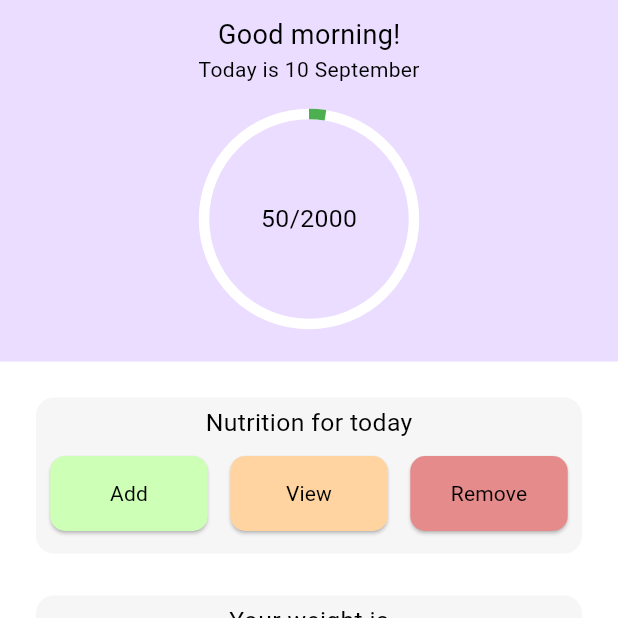
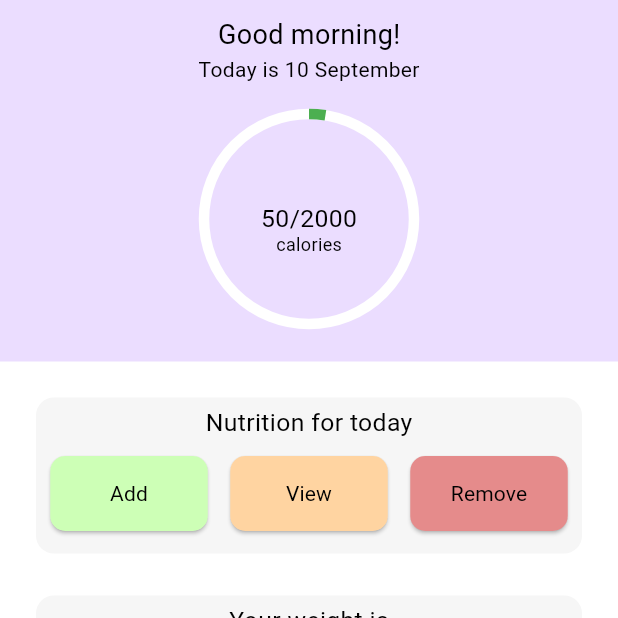
Before and after one commit to smstone0/Caloric, a Flutter app: the screen it shows after launch, on a phone screen of 412 x 824 dp, the top half of it. Run offline on Flutter 3.47's test engine with Material 2 defaults, Android fonts, the phone set to English and light mode, and no system bars; our stand-ins replace sqflite; accounts and stored records are empty.

Commit message:
Change calorie ring to energy ring

```diff
--- a/lib/pages/today_page.dart
+++ b/lib/pages/today_page.dart
@@ -1,6 +1,6 @@
 import 'package:flutter/material.dart';
 import 'package:flutter/services.dart';
-import '../widgets/calorie_ring.dart';
+import '../widgets/energy_ring.dart';
 import '../widgets/grey_card.dart';
 import '../databases/settings_database.dart';
 import 'dart:math';
@@ -93,7 +93,10 @@ class TodayPage extends StatelessWidget {
                         Text("Today is ${time.day} $month",
                             style: TextStyle(color: textColour)),
                         const SizedBox(height: 20),
-                        CalorieRing(size: 140, target: settings.energy.cal),
+                        CalorieRing(
+                            size: 140,
+                            target: settings.energy.value,
+                            type: settings.energy.unit),
                         const SizedBox(height: 10),
                       ],
                     ),
--- a/lib/widgets/calorie_ring.dart
+++ b/lib/widgets/energy_ring.dart
@@ -1,14 +1,19 @@
 import 'package:flutter/material.dart';
 
 class CalorieRing extends StatelessWidget {
-  const CalorieRing({super.key, required this.size, required this.target});
+  const CalorieRing(
+      {super.key,
+      required this.size,
+      required this.target,
+      required this.type});
 
   final double size;
   final double target;
+  final Enum type;
 
   @override
   Widget build(BuildContext context) {
-    int calories = 50;
+    int energy = 50;
 
     return Stack(
       alignment: Alignment.center,
@@ -17,18 +22,19 @@ class CalorieRing extends StatelessWidget {
           width: size,
           height: size,
           child: CircularProgressIndicator(
-            value: calories / target,
+            value: energy / target,
             backgroundColor: Colors.white,
             color: Colors.green,
             strokeWidth: 7,
           ),
         ),
-        Text("$calories/${target.round()}",
+        Text("$energy/${target.round()}",
             style: TextStyle(
                 fontSize: 16.5,
                 color: Theme.of(context).primaryColor.computeLuminance() >= 0.5
                     ? Colors.black
                     : Colors.white)),
+        Text("\n\n${type.name}", style: const TextStyle(fontSize: 12)),
       ],
     );
   }
```
